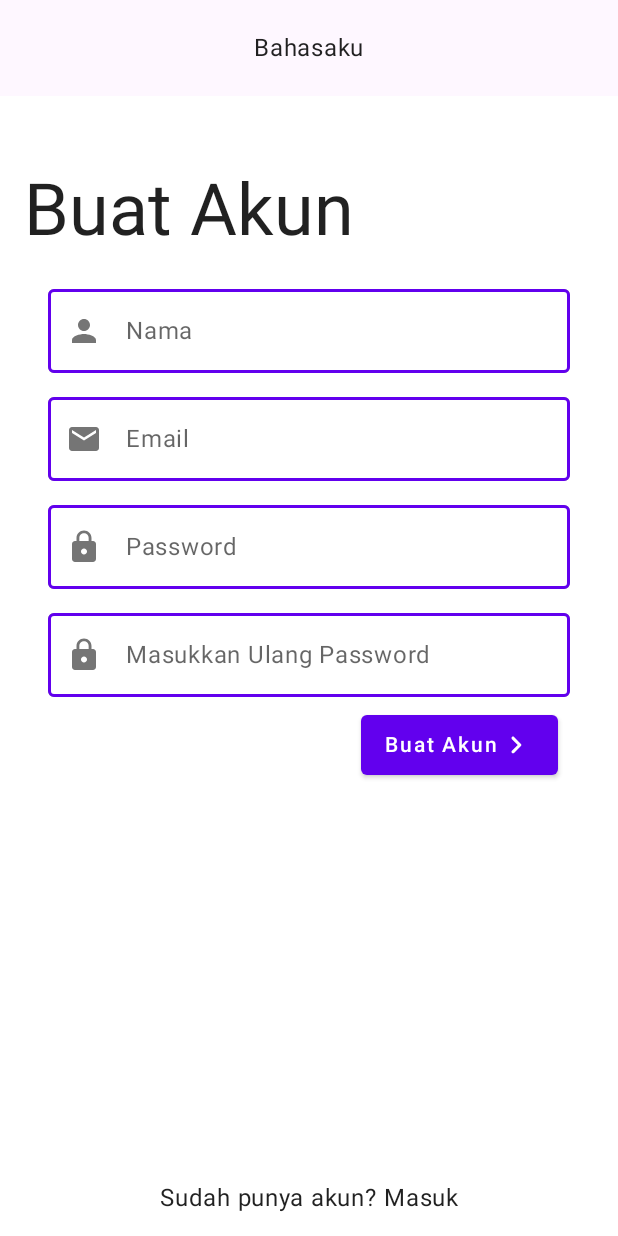
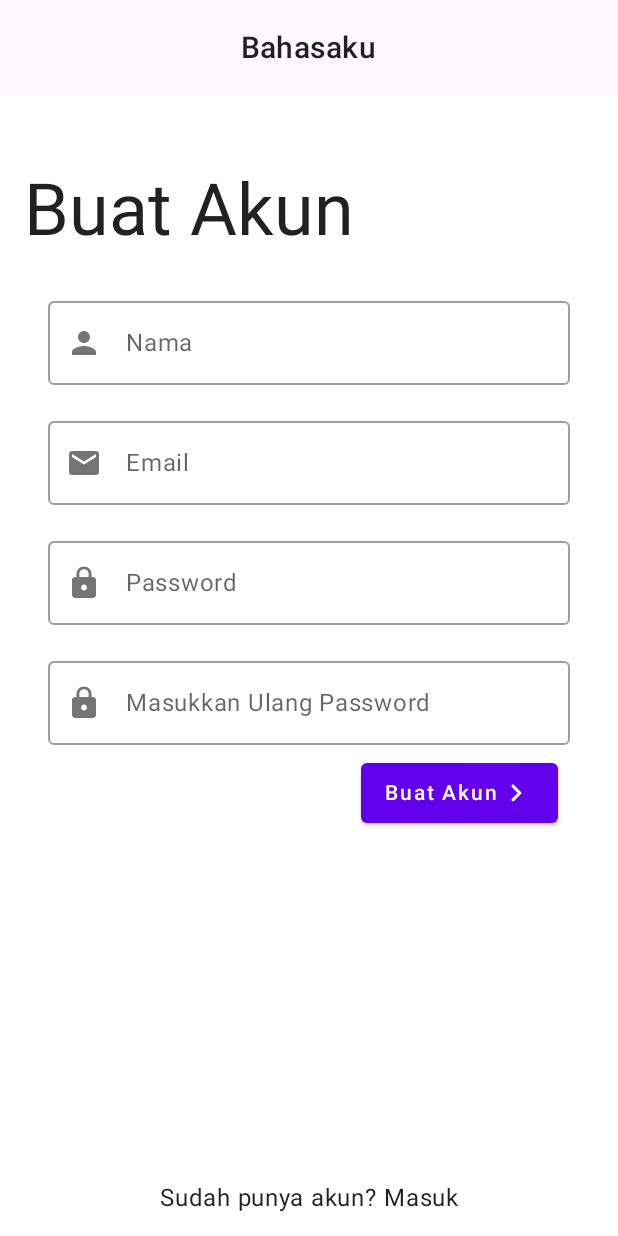
Before and after one commit to Reditya02/Bahasaku, an Android app built with Jetpack Compose: the @Preview function RegisterPreview, on a phone screen of 412 x 824 dp. Run offline under Robolectric (Android 15) with nearby library versions, the phone set to English and light mode, and no system bars; libraries missing offline, so code that uses them is left out: com.ramcosta.composedestinations.

Commit message:
Update UI

```diff
--- a/app/src/main/java/com/example/bahasaku/core/components/BEditText.kt
+++ b/app/src/main/java/com/example/bahasaku/core/components/BEditText.kt
@@ -7,6 +7,7 @@ import androidx.compose.foundation.text.KeyboardOptions
 import androidx.compose.material.MaterialTheme
 import androidx.compose.material.OutlinedTextField
 import androidx.compose.material.Text
+import androidx.compose.material.TextFieldDefaults
 import androidx.compose.runtime.Composable
 import androidx.compose.ui.Modifier
 import androidx.compose.ui.platform.LocalFocusManager
@@ -17,9 +18,9 @@ import androidx.compose.ui.unit.dp
 fun BEditText(
     modifier: Modifier = Modifier,
     value: String,
-    placeholderString: String,
-    leadingIcon: @Composable (() -> Unit)?,
-    trailingIcon: @Composable (() -> Unit)? = {},
+    label: String,
+    leadingIcon: @Composable (() -> Unit)? = null,
+    trailingIcon: @Composable (() -> Unit)? = null,
     keyboardOptions: KeyboardOptions = KeyboardOptions(),
     onValueChange: (String) -> Unit,
     onSearch: () -> Unit = {},
@@ -27,19 +28,13 @@ fun BEditText(
     isError: Boolean = false
 ) {
     val focusManager = LocalFocusManager.current
-    val color =
-        animateColorAsState(targetValue = if (isError) MaterialTheme.colors.error else MaterialTheme.colors.primary)
 
     OutlinedTextField(
         singleLine = true,
         leadingIcon = leadingIcon,
         trailingIcon = trailingIcon,
-        modifier = modifier
-            .border(
-                width = 1.5.dp,
-                color = color.value,
-                shape = MaterialTheme.shapes.small
-            ),
+        modifier = modifier,
+        colors = TextFieldDefaults.outlinedTextFieldColors(),
         value = value,
         textStyle = MaterialTheme.typography.body1,
         keyboardOptions = keyboardOptions,
@@ -54,7 +49,7 @@ fun BEditText(
         ),
         onValueChange = onValueChange,
         visualTransformation = visualTransformation,
-        placeholder = { Text(text = placeholderString, style = MaterialTheme.typography.body1) },
+        label = { Text(text = label, style = MaterialTheme.typography.body1) },
         isError = isError
     )
 }
--- a/app/src/main/java/com/example/bahasaku/core/theme/Type.kt
+++ b/app/src/main/java/com/example/bahasaku/core/theme/Type.kt
@@ -15,7 +15,7 @@ import androidx.compose.ui.unit.sp
 val Typography = Typography(
     defaultFontFamily = FontFamily.Default,
     h1 = TextStyle(
-        fontWeight = FontWeight.Light,
+        fontWeight = FontWeight.Bold,
         fontSize = 96.sp,
         letterSpacing = (-1.5).sp
     ),
--- a/app/src/main/java/com/example/bahasaku/ui/editprofile/EditProfileScreen.kt
+++ b/app/src/main/java/com/example/bahasaku/ui/editprofile/EditProfileScreen.kt
@@ -98,7 +98,7 @@ fun EditProfileContent(
                     .fillMaxWidth()
                     .padding(top = 24.dp, start = 16.dp, end = 16.dp, bottom = 16.dp),
                 value = nameValue,
-                placeholderString = "Nama",
+                label = "Nama",
                 leadingIcon = { Icon(imageVector = Icons.Default.Person, contentDescription = "") },
                 onValueChange = onNameTextFieldValueChanged,
                 keyboardOptions = KeyboardOptions(
@@ -111,7 +111,7 @@ fun EditProfileContent(
                     .fillMaxWidth()
                     .padding(top = 0.dp, start = 16.dp, end = 16.dp, bottom = 16.dp),
                 value = emailValue,
-                placeholderString = "Email",
+                label = "Email",
                 leadingIcon = { Icon(imageVector = Icons.Default.Email, contentDescription = "") },
                 onValueChange = onEmailTextFieldValueChanged,
                 keyboardOptions = KeyboardOptions(
--- a/app/src/main/java/com/example/bahasaku/ui/register/RegisterScreen.kt
+++ b/app/src/main/java/com/example/bahasaku/ui/register/RegisterScreen.kt
@@ -26,7 +26,6 @@ import com.example.bahasaku.core.components.BEditText
 import com.example.bahasaku.core.theme.BahasakuTheme
 import com.example.bahasaku.ui.destinations.HomeScreenDestination
 import com.example.bahasaku.ui.destinations.LoginScreenDestination
-import com.example.bahasaku.ui.destinations.RegisterScreenDestination
 import com.example.bahasaku.ui.destinations.WelcomeScreenDestination
 import com.ramcosta.composedestinations.annotation.Destination
 import com.ramcosta.composedestinations.navigation.DestinationsNavigator
@@ -79,7 +78,10 @@ fun RegisterContent(
     Scaffold(
         topBar = {
             CenterAlignedTopAppBar(
-                title = { Text(text = "Bahasaku") },
+                title = { Text(
+                    text = "Bahasaku",
+                    style = MaterialTheme.typography.h6
+                ) },
                 Modifier.background(MaterialTheme.colors.background)
             )
         }
@@ -97,7 +99,7 @@ fun RegisterContent(
                     .fillMaxWidth()
                     .padding(top = 24.dp, start = 16.dp, end = 16.dp, bottom = 16.dp),
                 value = nameValue,
-                placeholderString = "Nama",
+                label = "Nama",
                 leadingIcon = { Icon(imageVector = Icons.Default.Person, contentDescription = "") },
                 onValueChange = onNameTextFieldValueChanged,
                 keyboardOptions = KeyboardOptions(
@@ -110,7 +112,7 @@ fun RegisterContent(
                     .fillMaxWidth()
                     .padding(top = 0.dp, start = 16.dp, end = 16.dp, bottom = 16.dp),
                 value = emailValue,
-                placeholderString = "Email",
+                label = "Email",
                 leadingIcon = { Icon(imageVector = Icons.Default.Email, contentDescription = "") },
                 onValueChange = onEmailTextFieldValueChanged,
                 keyboardOptions = KeyboardOptions(
@@ -123,7 +125,7 @@ fun RegisterContent(
                     .fillMaxWidth()
                     .padding(top = 0.dp, start = 16.dp, end = 16.dp, bottom = 16.dp),
                 value = passwordValue,
-                placeholderString = "Password",
+                label = "Password",
                 leadingIcon = { Icon(imageVector = Icons.Default.Lock, contentDescription = "") },
                 onValueChange = onPasswordTextFieldValueChanged,
                 keyboardOptions = KeyboardOptions(
@@ -136,7 +138,7 @@ fun RegisterContent(
                     .fillMaxWidth()
                     .padding(top = 0.dp, start = 16.dp, end = 16.dp, bottom = 8.dp),
                 value = retypePasswordValue,
-                placeholderString = "Masukkan Ulang Password",
+                label = "Masukkan Ulang Password",
                 leadingIcon = { Icon(imageVector = Icons.Default.Lock, contentDescription = "") },
                 onValueChange = onRetypePasswordTextFieldValueChanged,
                 keyboardOptions = KeyboardOptions(
```
Also changed, not shown: app/src/main/java/com/example/bahasaku/core/components/BBorderedButton.kt (added, +40 -0 lines), app/src/main/java/com/example/bahasaku/core/navigation/BottomNavigationDestination.kt (+5 -5 lines), app/src/main/java/com/example/bahasaku/ui/listcourse/ListCourseScreen.kt (+21 -9 lines), app/src/main/java/com/example/bahasaku/ui/login/LoginScreen.kt (+6 -4 lines).
